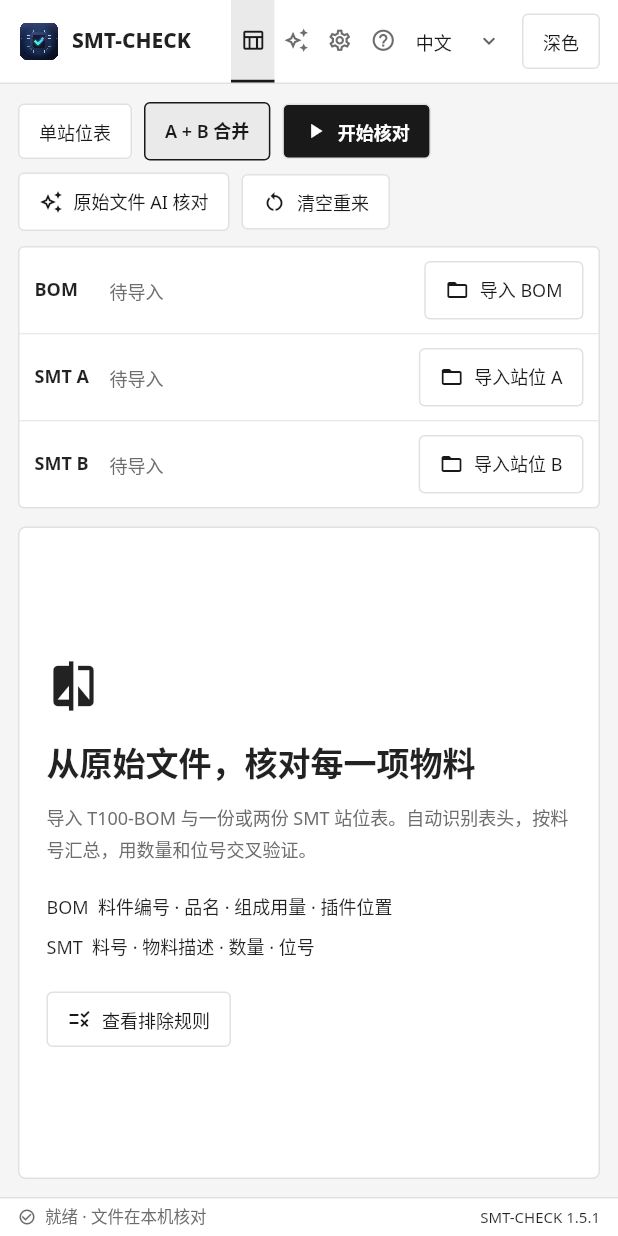
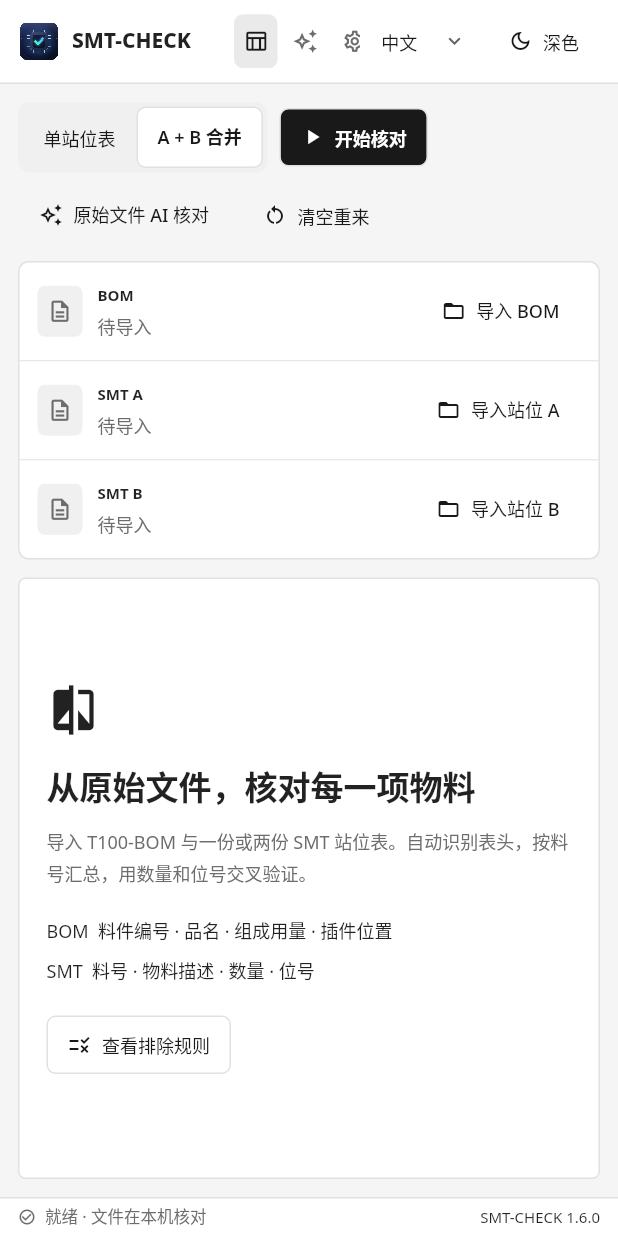
Before and after one commit to Marginal-Z/SMT-CHECK, a Flutter app: the screen it shows after launch, on a phone screen of 412 x 824 dp. Run offline on Flutter 3.47's test engine with Material 3 defaults, Android fonts, the phone set to English and light mode, and no system bars; our stand-ins replace shared_preferences; missing offline and left inert: file_selector.

Commit message:
Refine desktop controls and add status-colored position chips

```diff
--- a/lib/app.dart
+++ b/lib/app.dart
@@ -800,25 +800,13 @@ class _SmtCheckAppState extends State<SmtCheckApp> {
                   runSpacing: 8,
                   crossAxisAlignment: WrapCrossAlignment.center,
                   children: [
-                    DeskButton(
-                      '单站位表',
-                      selected: !merged,
-                      onPressed: busy || aiBusy
-                          ? null
-                          : () => setState(() {
-                              merged = false;
-                              invalidate();
-                            }),
-                    ),
-                    DeskButton(
-                      'A + B 合并',
-                      selected: merged,
-                      onPressed: busy || aiBusy
-                          ? null
-                          : () => setState(() {
-                              merged = true;
-                              invalidate();
-                            }),
+                    StationModeSwitch(
+                      merged: merged,
+                      enabled: !busy && !aiBusy,
+                      onChanged: (value) => setState(() {
+                        merged = value;
+                        invalidate();
+                      }),
                     ),
                     DeskButton(
                       busy ? '处理中…' : '开始核对',
@@ -830,11 +818,13 @@ class _SmtCheckAppState extends State<SmtCheckApp> {
                     ),
                     DeskButton(
                       '原始文件 AI 核对',
+                      variant: DeskButtonVariant.quiet,
                       icon: Icons.auto_awesome_outlined,
                       onPressed: busy || aiBusy ? null : analyzeSources,
                     ),
                     DeskButton(
                       '清空重来',
+                      variant: DeskButtonVariant.quiet,
                       key: const Key('clear-session'),
                       icon: Icons.restart_alt,
                       onPressed: clearSession,
--- a/lib/core/checker.dart
+++ b/lib/core/checker.dart
@@ -173,8 +173,8 @@ class Checker {
       );
     }
     items.sort(
-      (a, b) => a.status.index != b.status.index
-          ? a.status.index.compareTo(b.status.index)
+      (a, b) => a.status != b.status
+          ? a.status.displayOrder.compareTo(b.status.displayOrder)
           : a.part.compareTo(b.part),
     );
     return CheckReport(items, rules, stations.length == 2, [bom, ...stations]);
--- a/lib/ui/design.dart
+++ b/lib/ui/design.dart
@@ -142,12 +142,15 @@ ThemeData desktopTheme(bool dark, [ThemeAccent accent = ThemeAccent.black]) {
   );
 }
 
+enum DeskButtonVariant { outlined, quiet, segment }
+
 class DeskButton extends StatefulWidget {
   final String label;
   final IconData? icon;
   final VoidCallback? onPressed;
   final bool primary, selected;
   final Color? color;
+  final DeskButtonVariant variant;
   const DeskButton(
     this.label, {
     super.key,
@@ -156,6 +159,7 @@ class DeskButton extends StatefulWidget {
     this.primary = false,
     this.selected = false,
     this.color,
+    this.variant = DeskButtonVariant.outlined,
   });
   @override
   State<DeskButton> createState() => _DeskButtonState();
@@ -167,6 +171,8 @@ class _DeskButtonState extends State<DeskButton> {
   Widget build(BuildContext context) {
     final p = Palette.of(context), w = widget;
     final enabled = w.onPressed != null;
+    final segment = w.variant == DeskButtonVariant.segment;
+    final outlined = w.variant == DeskButtonVariant.outlined;
     final label = localText(context, w.label);
     final fg = !enabled
         ? p.muted
@@ -176,6 +182,7 @@ class _DeskButtonState extends State<DeskButton> {
     return Semantics(
       button: true,
       enabled: enabled,
+      selected: w.selected,
       label: label,
       child: FocusableActionDetector(
         enabled: enabled,
@@ -201,19 +208,27 @@ class _DeskButtonState extends State<DeskButton> {
           child: GestureDetector(
             onTap: w.onPressed,
             child: Container(
-              padding: const EdgeInsets.symmetric(horizontal: 13, vertical: 9),
+              padding: const EdgeInsets.symmetric(horizontal: 13, vertical: 10),
               decoration: BoxDecoration(
                 color: w.primary && enabled
                     ? p.accent
-                    : (hover || w.selected ? p.accentSoft : p.panel),
+                    : segment && w.selected
+                    ? p.panel
+                    : (hover && enabled || w.selected)
+                    ? p.accentSoft
+                    : outlined
+                    ? p.panel
+                    : Colors.transparent,
                 border: Border.all(
                   color: focused
                       ? p.accent
-                      : w.selected
+                      : w.selected && outlined
                       ? p.accent
-                      : p.line,
+                      : outlined || segment && w.selected
+                      ? p.line
+                      : Colors.transparent,
                 ),
-                borderRadius: BorderRadius.circular(4),
+                borderRadius: BorderRadius.circular(6),
               ),
               child: Row(
                 mainAxisSize: MainAxisSize.min,
@@ -229,7 +244,7 @@ class _DeskButtonState extends State<DeskButton> {
                       color: fg,
                       fontWeight: w.primary || w.selected
                           ? FontWeight.w600
-                          : FontWeight.w400,
+                          : FontWeight.w500,
                     ),
                   ),
                 ],
--- a/lib/ui/desktop_shell.dart
+++ b/lib/ui/desktop_shell.dart
@@ -80,16 +80,9 @@ class DesktopShell extends StatelessWidget {
                               child: Semantics(
                                 selected: page == i,
                                 child: Container(
-                                  height: 56,
-                                  decoration: BoxDecoration(
-                                    border: Border(
-                                      bottom: BorderSide(
-                                        color: page == i
-                                            ? p.accent
-                                            : Colors.transparent,
-                                        width: 2,
-                                      ),
-                                    ),
+                                  height: 36,
+                                  margin: const EdgeInsets.symmetric(
+                                    horizontal: 2,
                                   ),
                                   child: TextButton(
                                     style: TextButton.styleFrom(
@@ -105,7 +98,9 @@ class DesktopShell extends StatelessWidget {
                                       padding: EdgeInsets.symmetric(
                                         horizontal: compact ? 6 : 14,
                                       ),
-                                      shape: const RoundedRectangleBorder(),
+                                      shape: RoundedRectangleBorder(
+                                        borderRadius: BorderRadius.circular(6),
+                                      ),
                                     ),
                                     onPressed: () => onPage(i),
                                     child: Row(
@@ -124,8 +119,11 @@ class DesktopShell extends StatelessWidget {
                                           const SizedBox(width: 7),
                                           LText(
                                             desktopPages[i],
-                                            style: const TextStyle(
+                                            style: TextStyle(
                                               fontSize: 12,
+                                              fontWeight: page == i
+                                                  ? FontWeight.w700
+                                                  : FontWeight.w500,
                                             ),
                                           ),
                                         ],
@@ -164,7 +162,14 @@ class DesktopShell extends StatelessWidget {
                     ),
                   ),
                   const SizedBox(width: 8),
-                  DeskButton(dark ? '浅色' : '深色', onPressed: onTheme),
+                  DeskButton(
+                    dark ? '浅色' : '深色',
+                    onPressed: onTheme,
+                    variant: DeskButtonVariant.quiet,
+                    icon: dark
+                        ? Icons.light_mode_outlined
+                        : Icons.dark_mode_outlined,
+                  ),
                 ],
               ),
             ),
@@ -201,7 +206,7 @@ class DesktopShell extends StatelessWidget {
                       style: TextStyle(fontSize: 11, color: p.muted),
                     ),
                   ),
-                  const Text('SMT-CHECK 1.5.1', style: TextStyle(fontSize: 10)),
+                  const Text('SMT-CHECK 1.6.0', style: TextStyle(fontSize: 10)),
                 ],
               ),
             ),
@@ -236,19 +241,19 @@ class FileStrip extends StatelessWidget {
     Widget slot((String, ImportedFile?, String, int) entry) {
       final (label, file, action, index) = entry;
       return Container(
-        padding: const EdgeInsets.symmetric(horizontal: 10, vertical: 9),
+        padding: const EdgeInsets.symmetric(horizontal: 12, vertical: 12),
         child: Row(
           children: [
-            SizedBox(
-              width: 50,
-              child: Text(
-                label,
-                style: const TextStyle(
-                  fontSize: 12,
-                  fontWeight: FontWeight.w700,
-                ),
+            Container(
+              width: 30,
+              height: 34,
+              decoration: BoxDecoration(
+                color: p.hover,
+                borderRadius: BorderRadius.circular(5),
               ),
+              child: Icon(Icons.description_outlined, size: 17, color: p.muted),
             ),
+            const SizedBox(width: 10),
             Expanded(
               child: Tooltip(
                 message: file?.path ?? localText(context, '尚未选择文件'),
@@ -256,6 +261,25 @@ class FileStrip extends StatelessWidget {
                   crossAxisAlignment: CrossAxisAlignment.start,
                   mainAxisSize: MainAxisSize.min,
                   children: [
+                    Row(
+                      children: [
+                        Text(
+                          label,
+                          style: const TextStyle(
+                            fontSize: 10,
+                            fontWeight: FontWeight.w700,
+                          ),
+                        ),
+                        if (file != null) ...[
+                          const SizedBox(width: 8),
+                          LText(
+                            '${file.rows.length}行',
+                            style: TextStyle(fontSize: 10, color: p.muted),
+                          ),
+                        ],
+                      ],
+                    ),
+                    const SizedBox(height: 4),
                     Text(
                       file?.name ?? localText(context, '待导入'),
                       maxLines: 1,
@@ -265,11 +289,6 @@ class FileStrip extends StatelessWidget {
                         color: file == null ? p.muted : p.text,
                       ),
                     ),
-                    if (file != null)
-                      LText(
-                        '${file.rows.length}行',
-                        style: TextStyle(fontSize: 10, color: p.muted),
-                      ),
                   ],
                 ),
               ),
@@ -277,6 +296,7 @@ class FileStrip extends StatelessWidget {
             const SizedBox(width: 8),
             DeskButton(
               action,
+              variant: DeskButtonVariant.quiet,
               icon: Icons.folder_open_outlined,
               onPressed: enabled ? () => onPick(index) : null,
             ),
@@ -289,7 +309,7 @@ class FileStrip extends StatelessWidget {
       decoration: BoxDecoration(
         color: p.panel,
         border: Border.all(color: p.line),
-        borderRadius: BorderRadius.circular(4),
+        borderRadius: BorderRadius.circular(7),
       ),
       child: LayoutBuilder(
         builder: (context, c) => c.maxWidth >= 1000
@@ -309,6 +329,40 @@ class FileStrip extends StatelessWidget {
                   ],
                 ],
               ),
+      ),
+    );
+  }
+}
+
+class StationModeSwitch extends StatelessWidget {
+  final bool merged, enabled;
+  final ValueChanged<bool> onChanged;
+  const StationModeSwitch({
+    super.key,
+    required this.merged,
+    required this.enabled,
+    required this.onChanged,
+  });
+  @override
+  Widget build(BuildContext context) {
+    final p = Palette.of(context);
+    return Container(
+      padding: const EdgeInsets.all(3),
+      decoration: BoxDecoration(
+        color: p.hover,
+        borderRadius: BorderRadius.circular(8),
+      ),
+      child: Row(
+        mainAxisSize: MainAxisSize.min,
+        children: [
+          for (final (label, value) in [('单站位表', false), ('A + B 合并', true)])
+            DeskButton(
+              label,
+              selected: merged == value,
+              variant: DeskButtonVariant.segment,
+              onPressed: enabled ? () => onChanged(value) : null,
+            ),
+        ],
       ),
     );
   }
--- a/pubspec.yaml
+++ b/pubspec.yaml
@@ -16,7 +16,7 @@ publish_to: 'none' # Remove this line if you wish to publish to pub.dev
 # https://developer.apple.com/library/archive/documentation/General/Reference/InfoPlistKeyReference/Articles/CoreFoundationKeys.html
 # In Windows, build-name is used as the major, minor, and patch parts
 # of the product and file versions while build-number is used as the build suffix.
-version: 1.5.1+8
+version: 1.6.0+9
 
 environment:
   sdk: ^3.13.2
```
Also changed, not shown: lib/core/models.dart (+10 -0 lines), lib/core/positions.dart (+10 -3 lines), lib/l10n/catalog.dart (+7 -0 lines), lib/ui/position_chips.dart (added, +260 -0 lines), lib/ui/results.dart (+18 -2 lines), 5 other files.
